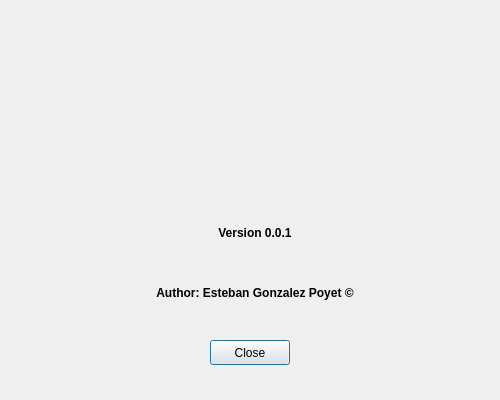
Qt form templates/dlgAbout.ui (WDJohanWD/DesktopApp) before a commit.
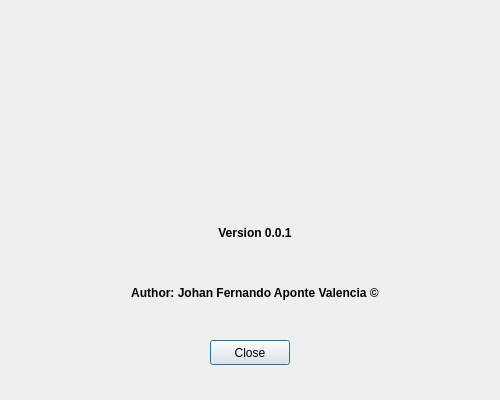
The same form after that commit. Icons and pictures are not drawn.

Diff of the .ui file:
```diff
--- a/templates/dlgAbout.ui
+++ b/templates/dlgAbout.ui
@@ -162,7 +162,7 @@
     </font>
    </property>
    <property name="text">
-    <string>Author: Esteban Gonzalez Poyet ©</string>
+    <string>Author: Johan Fernando Aponte Valencia ©</string>
    </property>
    <property name="alignment">
     <set>Qt::AlignCenter</set>
```
